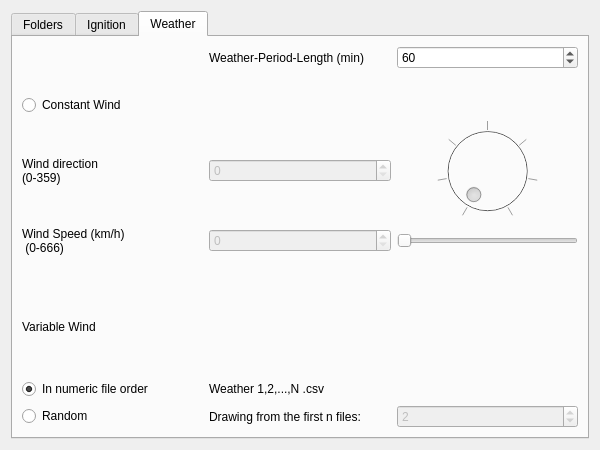
Above: qgis/FireModule/FireModule_dialog_base.ui from fdobad/fire2gui before the change. Below: the same form after it.
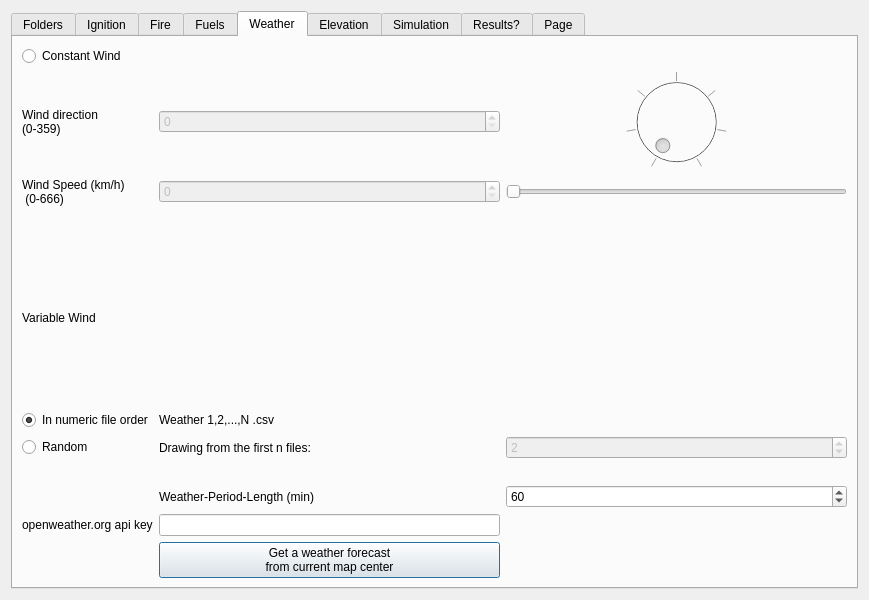
That is the form after the change. The open tabs and pages were chosen to show the change. Custom widgets are drawn as their Qt base class.

The edit to the form file:
```diff
--- a/qgis/FireModule/FireModule_dialog_base.ui
+++ b/qgis/FireModule/FireModule_dialog_base.ui
@@ -6,8 +6,8 @@
    <rect>
     <x>0</x>
     <y>0</y>
-    <width>600</width>
-    <height>450</height>
+    <width>869</width>
+    <height>600</height>
    </rect>
   </property>
   <property name="sizePolicy">
@@ -163,96 +163,50 @@
        </item>
       </layout>
      </widget>
+     <widget class="QWidget" name="tab_7">
+      <attribute name="title">
+       <string>Fire</string>
+      </attribute>
+     </widget>
+     <widget class="QWidget" name="tab_6">
+      <attribute name="title">
+       <string>Fuels</string>
+      </attribute>
+     </widget>
      <widget class="QWidget" name="tab_3">
       <attribute name="title">
        <string>Weather</string>
       </attribute>
       <layout class="QGridLayout" name="gridLayout">
-       <item row="8" column="3">
-        <widget class="QgsSpinBox" name="mQgsSpinBox_3">
-         <property name="enabled">
-          <bool>false</bool>
+       <item row="7" column="0">
+        <widget class="QRadioButton" name="radioButton_6">
+         <property name="text">
+          <string>Random</string>
          </property>
-         <property name="value">
-          <number>2</number>
-         </property>
         </widget>
        </item>
-       <item row="2" column="0">
-        <widget class="QRadioButton" name="radioButton_4">
+       <item row="5" column="0">
+        <widget class="QLabel" name="label_8">
          <property name="text">
-          <string>Constant Wind</string>
+          <string>Variable Wind</string>
          </property>
         </widget>
        </item>
-       <item row="4" column="2">
-        <widget class="QSpinBox" name="spinBox_2">
-         <property name="enabled">
-          <bool>false</bool>
-         </property>
-         <property name="maximum">
-          <number>69</number>
-         </property>
-        </widget>
-       </item>
-       <item row="0" column="3">
+       <item row="9" column="3">
         <widget class="QgsSpinBox" name="mQgsSpinBox_2">
          <property name="value">
           <number>60</number>
          </property>
         </widget>
        </item>
-       <item row="0" column="2">
-        <widget class="QLabel" name="label_6">
+       <item row="7" column="2">
+        <widget class="QLabel" name="label_7">
          <property name="text">
-          <string>Weather-Period-Length (min)</string>
+          <string>Drawing from the first n files:</string>
          </property>
         </widget>
        </item>
-       <item row="1" column="0">
-        <spacer name="horizontalSpacer_4">
-         <property name="orientation">
-          <enum>Qt::Horizontal</enum>
-         </property>
-         <property name="sizeHint" stdset="0">
-          <size>
-           <width>40</width>
-           <height>20</height>
-          </size>
-         </property>
-        </spacer>
-       </item>
-       <item row="7" column="0">
-        <widget class="QRadioButton" name="radioButton_5">
-         <property name="text">
-          <string>In numeric file order</string>
-         </property>
-         <property name="checked">
-          <bool>true</bool>
-         </property>
-        </widget>
-       </item>
-       <item row="3" column="2">
-        <widget class="QSpinBox" name="spinBox">
-         <property name="enabled">
-          <bool>false</bool>
-         </property>
-         <property name="maximum">
-          <number>359</number>
-         </property>
-        </widget>
-       </item>
-       <item row="4" column="3">
-        <widget class="QSlider" name="horizontalSlider">
-         <property name="enabled">
-          <bool>false</bool>
-         </property>
-         <property name="orientation">
-          <enum>Qt::Horizontal</enum>
-         </property>
-        </widget>
-       </item>
-       <item row="3" column="3">
+       <item row="2" column="3">
         <widget class="QDial" name="dial">
          <property name="enabled">
           <bool>false</bool>
@@ -274,21 +228,7 @@
          </property>
         </widget>
        </item>
-       <item row="8" column="0">
-        <widget class="QRadioButton" name="radioButton_6">
-         <property name="text">
-          <string>Random</string>
-         </property>
-        </widget>
-       </item>
-       <item row="8" column="2">
-        <widget class="QLabel" name="label_7">
-         <property name="text">
-          <string>Drawing from the first n files:</string>
-         </property>
-        </widget>
-       </item>
-       <item row="4" column="0">
+       <item row="3" column="0">
         <widget class="QLabel" name="label_5">
          <property name="text">
           <string>Wind Speed (km/h)
@@ -296,7 +236,7 @@
          </property>
         </widget>
        </item>
-       <item row="5" column="2">
+       <item row="4" column="2">
         <spacer name="horizontalSpacer_3">
          <property name="orientation">
           <enum>Qt::Horizontal</enum>
@@ -309,7 +249,61 @@
          </property>
         </spacer>
        </item>
-       <item row="3" column="0">
+       <item row="7" column="3">
+        <widget class="QgsSpinBox" name="mQgsSpinBox_3">
+         <property name="enabled">
+          <bool>false</bool>
+         </property>
+         <property name="value">
+          <number>2</number>
+         </property>
+        </widget>
+       </item>
+       <item row="2" column="2">
+        <widget class="QSpinBox" name="spinBox">
+         <property name="enabled">
+          <bool>false</bool>
+         </property>
+         <property name="maximum">
+          <number>359</number>
+         </property>
+        </widget>
+       </item>
+       <item row="1" column="0">
+        <widget class="QRadioButton" name="radioButton_4">
+         <property name="text">
+          <string>Constant Wind</string>
+         </property>
+        </widget>
+       </item>
+       <item row="6" column="2">
+        <widget class="QLabel" name="label_9">
+         <property name="text">
+          <string>Weather 1,2,...,N .csv</string>
+         </property>
+        </widget>
+       </item>
+       <item row="10" column="2">
+        <widget class="QgsFilterLineEdit" name="mLineEdit_2">
+         <property name="qgisRelation" stdset="0">
+          <string notr="true"/>
+         </property>
+        </widget>
+       </item>
+       <item row="8" column="2">
+        <spacer name="horizontalSpacer_6">
+         <property name="orientation">
+          <enum>Qt::Horizontal</enum>
+         </property>
+         <property name="sizeHint" stdset="0">
+          <size>
+           <width>40</width>
+           <height>20</height>
+          </size>
+         </property>
+        </spacer>
+       </item>
+       <item row="2" column="0">
         <widget class="QLabel" name="label_4">
          <property name="text">
           <string>Wind direction
@@ -317,17 +311,252 @@
          </property>
         </widget>
        </item>
+       <item row="11" column="2">
+        <widget class="QPushButton" name="pushButton_2">
+         <property name="text">
+          <string>Get a weather forecast 
+from current map center</string>
+         </property>
+        </widget>
+       </item>
        <item row="6" column="0">
-        <widget class="QLabel" name="label_8">
+        <widget class="QRadioButton" name="radioButton_weather_rows">
          <property name="text">
-          <string>Variable Wind</string>
+          <string>In numeric file order</string>
          </property>
+         <property name="checked">
+          <bool>true</bool>
+         </property>
         </widget>
        </item>
-       <item row="7" column="2">
-        <widget class="QLabel" name="label_9">
+       <item row="3" column="3">
+        <widget class="QSlider" name="horizontalSlider">
+         <property name="enabled">
+          <bool>false</bool>
+         </property>
+         <property name="orientation">
+          <enum>Qt::Horizontal</enum>
+         </property>
+        </widget>
+       </item>
+       <item row="9" column="2">
+        <widget class="QLabel" name="label_6">
          <property name="text">
-          <string>Weather 1,2,...,N .csv</string>
+          <string>Weather-Period-Length (min)</string>
+         </property>
+        </widget>
+       </item>
+       <item row="10" column="0">
+        <widget class="QLabel" name="label_10">
+         <property name="text">
+          <string>openweather.org api key</string>
+         </property>
+        </widget>
+       </item>
+       <item row="3" column="2">
+        <widget class="QSpinBox" name="spinBox_2">
+         <property name="enabled">
+          <bool>false</bool>
+         </property>
+         <property name="maximum">
+          <number>69</number>
+         </property>
+        </widget>
+       </item>
+      </layout>
+     </widget>
+     <widget class="QWidget" name="tab_5">
+      <attribute name="title">
+       <string>Elevation</string>
+      </attribute>
+      <layout class="QFormLayout" name="formLayout_4">
+       <item row="0" column="0">
+        <widget class="QRadioButton" name="radioButton_7">
+         <property name="text">
+          <string>Layer</string>
+         </property>
+        </widget>
+       </item>
+       <item row="0" column="1">
+        <widget class="QgsMapLayerComboBox" name="mMapLayerComboBox_3">
+         <property name="enabled">
+          <bool>false</bool>
+         </property>
+         <property name="placeholderText">
+          <string>100x100m dat elevation model</string>
+         </property>
+         <property name="allowEmptyLayer">
+          <bool>true</bool>
+         </property>
+         <property name="showCrs">
+          <bool>true</bool>
+         </property>
+        </widget>
+       </item>
+       <item row="1" column="0">
+        <widget class="QRadioButton" name="radioButton_8">
+         <property name="text">
+          <string>File .asc</string>
+         </property>
+         <property name="checked">
+          <bool>true</bool>
+         </property>
+        </widget>
+       </item>
+       <item row="1" column="1">
+        <widget class="QgsFileWidget" name="mQgsFileWidget_elevation"/>
+       </item>
+       <item row="2" column="0">
+        <widget class="QRadioButton" name="radioButton_9">
+         <property name="text">
+          <string>Flat earth!</string>
+         </property>
+        </widget>
+       </item>
+       <item row="3" column="0">
+        <spacer name="horizontalSpacer_5">
+         <property name="orientation">
+          <enum>Qt::Horizontal</enum>
+         </property>
+         <property name="sizeHint" stdset="0">
+          <size>
+           <width>40</width>
+           <height>20</height>
+          </size>
+         </property>
+        </spacer>
+       </item>
+       <item row="4" column="0" colspan="2">
+        <widget class="QPushButton" name="pushButton">
+         <property name="text">
+          <string>Get an elevation layer from current map extent</string>
+         </property>
+        </widget>
+       </item>
+      </layout>
+     </widget>
+     <widget class="QWidget" name="tab_9">
+      <attribute name="title">
+       <string>Simulation</string>
+      </attribute>
+      <layout class="QFormLayout" name="formLayout_5">
+       <item row="0" column="0">
+        <widget class="QLabel" name="label_11">
+         <property name="text">
+          <string>--nsims</string>
+         </property>
+        </widget>
+       </item>
+       <item row="0" column="1">
+        <widget class="QgsSpinBox" name="mQgsSpinBox_nsims">
+         <property name="minimum">
+          <number>1</number>
+         </property>
+        </widget>
+       </item>
+       <item row="1" column="0">
+        <widget class="QLabel" name="label_12">
+         <property name="text">
+          <string>--seed</string>
+         </property>
+        </widget>
+       </item>
+       <item row="1" column="1">
+        <widget class="QgsSpinBox" name="mQgsSpinBox_seed">
+         <property name="maximum">
+          <number>1000</number>
+         </property>
+         <property name="value">
+          <number>123</number>
+         </property>
+        </widget>
+       </item>
+       <item row="2" column="0">
+        <widget class="QLabel" name="label_13">
+         <property name="text">
+          <string>--nthreads</string>
+         </property>
+        </widget>
+       </item>
+       <item row="2" column="1">
+        <widget class="QgsSpinBox" name="mQgsSpinBox_nthreads">
+         <property name="minimum">
+          <number>1</number>
+         </property>
+        </widget>
+       </item>
+       <item row="3" column="1">
+        <widget class="QgsSpinBox" name="mQgsSpinBox_max_fire_periods">
+         <property name="minimum">
+          <number>1</number>
+         </property>
+         <property name="maximum">
+          <number>1000</number>
+         </property>
+         <property name="value">
+          <number>1000</number>
+         </property>
+        </widget>
+       </item>
+       <item row="3" column="0">
+        <widget class="QLabel" name="label_14">
+         <property name="text">
+          <string>--max-fire-periods</string>
+         </property>
+        </widget>
+       </item>
+       <item row="4" column="0">
+        <widget class="QLabel" name="label_15">
+         <property name="text">
+          <string>--Fire-Period-Length</string>
+         </property>
+        </widget>
+       </item>
+       <item row="4" column="1">
+        <widget class="QgsSpinBox" name="mQgsSpinBox_Fire_Period_Length">
+         <property name="minimum">
+          <number>1</number>
+         </property>
+         <property name="maximum">
+          <number>3600</number>
+         </property>
+         <property name="value">
+          <number>60</number>
+         </property>
+        </widget>
+       </item>
+      </layout>
+     </widget>
+     <widget class="QWidget" name="tab_8">
+      <attribute name="title">
+       <string>Results?</string>
+      </attribute>
+     </widget>
+     <widget class="QWidget" name="tab_4">
+      <attribute name="title">
+       <string>Page</string>
+      </attribute>
+      <layout class="QGridLayout" name="gridLayout_2">
+       <item row="0" column="0">
+        <widget class="QgsFilterLineEdit" name="mLineEdit">
+         <property name="sizePolicy">
+          <sizepolicy hsizetype="Expanding" vsizetype="Expanding">
+           <horstretch>0</horstretch>
+           <verstretch>0</verstretch>
+          </sizepolicy>
+         </property>
+         <property name="text">
+          <string>hola</string>
+         </property>
+         <property name="qgisRelation" stdset="0">
+          <string notr="true"/>
+         </property>
+        </widget>
+       </item>
+       <item row="1" column="0">
+        <widget class="QDialogButtonBox" name="buttonBox">
+         <property name="standardButtons">
+          <set>QDialogButtonBox::Abort|QDialogButtonBox::Retry</set>
          </property>
         </widget>
        </item>
@@ -343,6 +572,11 @@
    <extends>QWidget</extends>
    <header>qgsfilewidget.h</header>
   </customwidget>
+  <customwidget>
+   <class>QgsFilterLineEdit</class>
+   <extends>QLineEdit</extends>
+   <header>qgsfilterlineedit.h</header>
+  </customwidget>
   <customwidget>
    <class>QgsMapLayerComboBox</class>
    <extends>QComboBox</extends>
```
Left out of the diff: 40 changed lines with no effect on the pictures.
